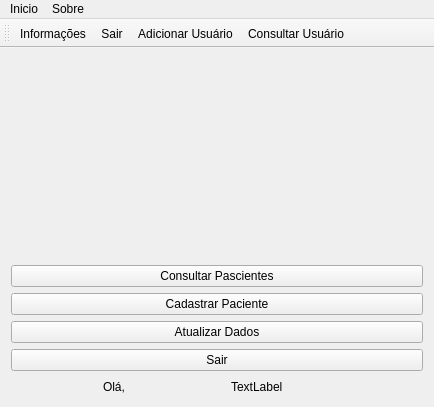
The window that hemocontrol.ui (LordMendes/SAHD) describes before a commit, drawn with Qt 5.
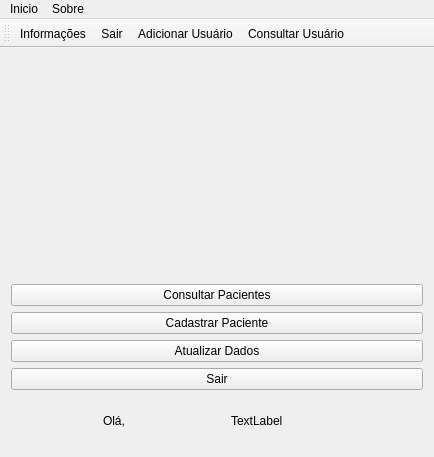
The same window after the commit. Icons and pictures are not drawn.

The edit to the form file:
```diff
--- a/hemocontrol.ui
+++ b/hemocontrol.ui
@@ -7,7 +7,7 @@
     <x>0</x>
     <y>0</y>
     <width>434</width>
-    <height>407</height>
+    <height>457</height>
    </rect>
   </property>
   <property name="windowTitle">
@@ -44,7 +44,7 @@
         <item>
          <widget class="QPushButton" name="btnListPascientes">
           <property name="text">
-           <string>Consultar Pascientes</string>
+           <string>Consultar Pacientes</string>
           </property>
          </widget>
         </item>
```
